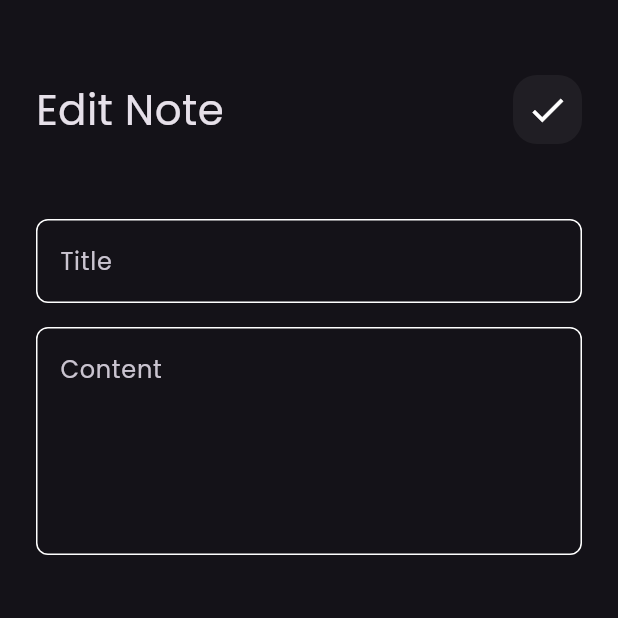
After one commit to Shahd-Elkarn/notes_app, a Flutter app: the screen it shows after launch, after a tap on "Flutter Tips", on a phone screen of 412 x 824 dp, the top half of it. The commit adds this screen. Run offline on Flutter 3.47's test engine with Material 3 defaults, Android fonts, the phone set to English and light mode, and no system bars.

Commit message:
finish edit note view

```diff
--- /dev/null
+++ b/lib/views/edit_note_view.dart
@@ -0,0 +1,13 @@
+import 'package:flutter/material.dart';
+import 'package:notes_app/views/widgets/edit_note_view_body.dart';
+
+class EditNoteView extends StatelessWidget {
+  const EditNoteView({super.key});
+
+  @override
+  Widget build(BuildContext context) {
+    return const Scaffold(
+      body: EditNoteViewBody(),
+    );
+  }
+}
--- a/lib/views/widgets/custom_appbar.dart
+++ b/lib/views/widgets/custom_appbar.dart
@@ -1,21 +1,22 @@
 import 'package:flutter/material.dart';
-import 'package:notes_app/views/widgets/custom_search.dart';
+import 'package:notes_app/views/widgets/custom_icon.dart';
 
 class CustomAppbar extends StatelessWidget {
-  const CustomAppbar({super.key});
-
+  const CustomAppbar({super.key, required this.title, required this.icon});
+  final String title;
+  final IconData icon;
   @override
   Widget build(BuildContext context) {
-    return const Row(
+    return Row(
       children: [
         Text(
-          'Notes',
-          style: TextStyle(
+          title,
+          style: const TextStyle(
             fontSize: 28,
           ),
         ),
-        Spacer(),
-        CustomSearch(),
+        const Spacer(),
+        CustomIcon(icon: icon,),
       ],
     );
   }
--- a/lib/views/widgets/custom_search.dart
+++ b/lib/views/widgets/custom_icon.dart
@@ -1,8 +1,8 @@
 import 'package:flutter/material.dart';
 
-class CustomSearch extends StatelessWidget {
-  const CustomSearch({super.key});
-
+class CustomIcon extends StatelessWidget {
+  const CustomIcon({super.key, required this.icon});
+  final IconData icon;
   @override
   Widget build(BuildContext context) {
     return Container(
@@ -13,7 +13,7 @@ class CustomSearch extends StatelessWidget {
         color: Colors.white.withOpacity(0.05),
       ),
       child: Center(
-        child: Icon(Icons.search,size: 28,),
+        child: Icon(icon,size: 28,),
       ),
     );
   }
--- a/lib/views/widgets/custom_note_item.dart
+++ b/lib/views/widgets/custom_note_item.dart
@@ -1,14 +1,22 @@
-
-
 import 'package:flutter/material.dart';
+import 'package:notes_app/views/edit_note_view.dart';
 
 class CustomNoteItem extends StatelessWidget {
-  const CustomNoteItem({super.key,required this.color});
-  final Color color ;
+  const CustomNoteItem({super.key, required this.color});
+  final Color color;
   @override
   Widget build(BuildContext context) {
-    return Container(
-      padding: EdgeInsets.only(top: 24,bottom: 24,left: 16),
+    return GestureDetector(
+      onTap: () {
+        Navigator.push(
+          context,
+          MaterialPageRoute(builder: (context) {
+            return EditNoteView();
+          }),
+        );
+      },
+      child: Container(
+        padding: EdgeInsets.only(top: 24, bottom: 24, left: 16),
         decoration: BoxDecoration(
           borderRadius: BorderRadius.circular(16),
           color: color,
@@ -25,7 +33,7 @@ class CustomNoteItem extends StatelessWidget {
                 ),
               ),
               subtitle: Padding(
-              padding: const EdgeInsets.only(top: 16.0,bottom: 16),
+                padding: const EdgeInsets.only(top: 16.0, bottom: 16),
                 child: Text(
                   'Build your career with tharwat samy',
                   style: TextStyle(
@@ -54,6 +62,7 @@ class CustomNoteItem extends StatelessWidget {
             ),
           ],
         ),
+      ),
     );
   }
 }
--- /dev/null
+++ b/lib/views/widgets/edit_note_view_body.dart
@@ -0,0 +1,35 @@
+import 'package:flutter/material.dart';
+import 'package:notes_app/views/widgets/custom_appbar.dart';
+import 'package:notes_app/views/widgets/custom_text_field.dart';
+
+class EditNoteViewBody extends StatelessWidget {
+  const EditNoteViewBody({super.key});
+
+  @override
+  Widget build(BuildContext context) {
+    return const Padding(
+      padding: EdgeInsets.symmetric(horizontal: 24.0),
+      child: Column(
+        children: [
+          SizedBox(
+            height: 50,
+          ),
+          CustomAppbar(
+            icon: Icons.check,
+            title: 'Edit Note',
+          ),
+          SizedBox(
+            height: 50,
+          ),
+          CustomTextField(hintText: 'Title'),
+          SizedBox(
+            height: 16,
+          ),
+          CustomTextField(hintText: 'Content',maxLines: 5,),
+
+        ],
+      ),
+    );
+
+  }
+}
--- a/lib/views/widgets/note_view_body.dart
+++ b/lib/views/widgets/note_view_body.dart
@@ -1,6 +1,5 @@
 import 'package:flutter/material.dart';
 import 'package:notes_app/views/widgets/custom_appbar.dart';
-import 'package:notes_app/views/widgets/custom_note_item.dart';
 import 'package:notes_app/views/widgets/note_item_list.dart';
 
 class NoteViewBody extends StatelessWidget {
@@ -15,7 +14,10 @@ class NoteViewBody extends StatelessWidget {
           SizedBox(
             height: 50,
           ),
-          CustomAppbar(),
+          CustomAppbar(
+            icon: Icons.search,
+            title: 'Notes',
+          ),
           Expanded(child: NoteItemList()),
         ],
       ),
```
Lines whose indentation alone changed are shown as unchanged.
